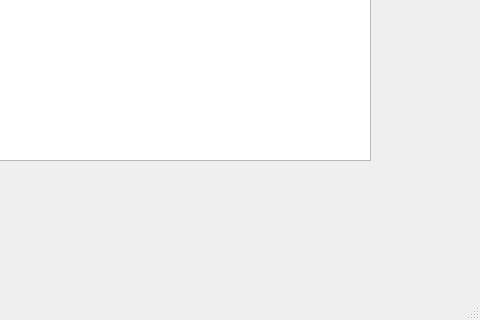
Suliaman46/Suliaman46-EGUI-TASK1-TRS, file mainwindow.ui: the form before one commit; both pictures show x 320 to 800 and y 280 to 600 of the 800 by 600 pixel window.
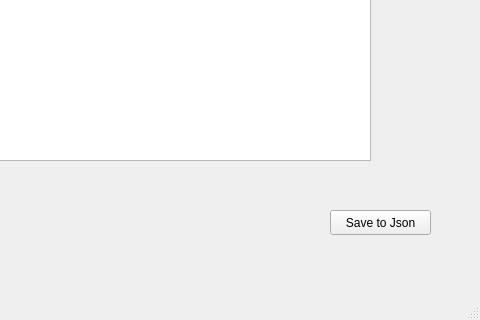
The form after the commit.

Diff of the .ui file:
```diff
--- a/mainwindow.ui
+++ b/mainwindow.ui
@@ -57,6 +57,19 @@
      <string>ADD ENTRY</string>
     </property>
    </widget>
+   <widget class="QPushButton" name="saveJsonBtn">
+    <property name="geometry">
+     <rect>
+      <x>650</x>
+      <y>490</y>
+      <width>101</width>
+      <height>25</height>
+     </rect>
+    </property>
+    <property name="text">
+     <string>Save to Json</string>
+    </property>
+   </widget>
   </widget>
   <widget class="QMenuBar" name="menubar">
    <property name="geometry">
```
